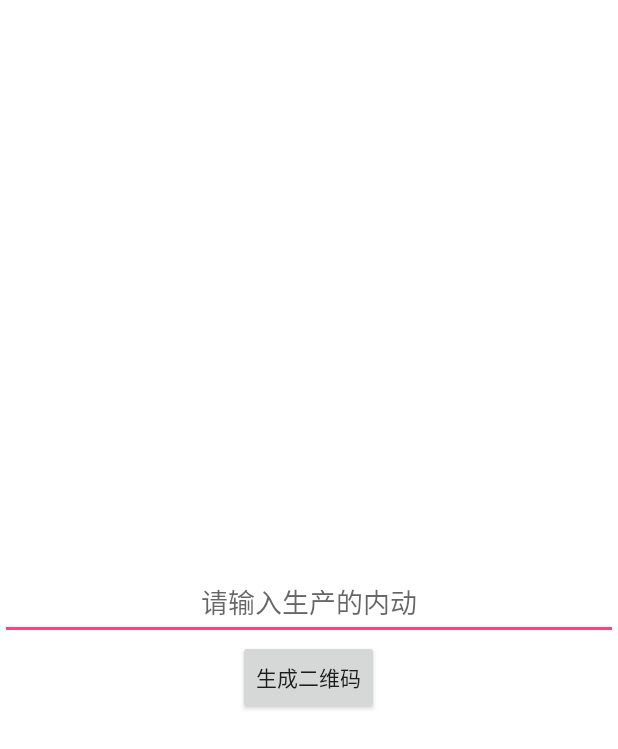
After one commit to hqx1990/AndroidDevelopmentArtExplo, an Android app: the GenerateTheQrCodeActivity screen opened directly, with no data from a screen before it, on a phone screen of 412 x 824 dp. The commit adds this screen. Shown: the top 749 px of the screen. Run offline under Robolectric (Android 15) with nearby library versions, the phone set to English and light mode, and no system bars; libraries missing offline, so code that uses them is left out: com.zy.logcat; network calls fail; pictures from the network do not load.

Commit message:
zxing 添加二维码生成功能

```diff
--- a/app/build.gradle
+++ b/app/build.gradle
@@ -133,6 +133,6 @@ dependencies {
     //LogcatView 一款可以在手机中打开logcat控制台  https://github.com/SHPDZY/LogCatDialog#logcatview
     implementation 'com.github.SHPDZY:LogCatDialog:1.0.2'
     //二维码识别
-    implementation 'com.google.zxing:core:3.3.2'
+    implementation 'com.google.zxing:core:3.3.3'
 
 }
--- a/app/src/main/AndroidManifest.xml
+++ b/app/src/main/AndroidManifest.xml
@@ -75,6 +75,8 @@
         <activity android:name="com.bestvike.androiddevelopmentartexploration.liveData.LiveDataActivity"/>
         <!--扫描二维码，识别相册中的二维码-->
         <activity android:name="com.bestvike.androiddevelopmentartexploration.zxing.activity.SweepTheVardActivity"/>
+         <!--生成二维码页面-->
+        <activity android:name="com.bestvike.androiddevelopmentartexploration.zxing.activity.GenerateTheQrCodeActivity"/>
 
         <activity android:name="com.bestvike.androiddevelopmentartexploration.xg.MyXGActivity"/>
 
--- /dev/null
+++ b/app/src/main/java/com/bestvike/androiddevelopmentartexploration/zxing/activity/GenerateTheQrCodeActivity.java
@@ -0,0 +1,80 @@
+package com.bestvike.androiddevelopmentartexploration.zxing.activity;
+
+import android.graphics.Bitmap;
+import android.os.Bundle;
+import android.support.annotation.Nullable;
+import android.view.View;
+import android.widget.EditText;
+import android.widget.ImageView;
+
+import com.bestvike.androiddevelopmentartexploration.R;
+import com.example.beaselibrary.base.BaseActivity;
+import com.example.beaselibrary.util.CheckUtil;
+import com.example.beaselibrary.util.Logger;
+import com.google.zxing.BarcodeFormat;
+import com.google.zxing.MultiFormatWriter;
+import com.google.zxing.common.BitMatrix;
+
+/**
+ * 生成二维码
+ * hqx
+ */
+public class GenerateTheQrCodeActivity extends BaseActivity {
+    @Override
+    protected void destroyPresenter() {
+
+    }
+
+    private ImageView imageView;
+    private EditText editText;
+
+    @Override
+    protected void onCreate(@Nullable Bundle savedInstanceState) {
+        super.onCreate(savedInstanceState);
+        setContentView(R.layout.generate_the_code_activity);
+        findView();
+    }
+
+    private void findView(){
+        imageView = findViewById(R.id.imageView);
+        editText = findViewById(R.id.editText);
+        findViewById(R.id.button).setOnClickListener(this);
+
+    }
+
+    @Override
+    public void onClick(View view) {
+
+        String url = editText.getText().toString().trim();
+        try {
+            Bitmap bitmap = createQRCode(url);
+            imageView.setImageBitmap(bitmap);
+
+        }catch (Exception e){
+            Logger.e("Exception",e.toString());
+        }
+    }
+    public static Bitmap createQRCode(String url) throws Exception {
+
+        if(CheckUtil.getInstance().isEmpty(url)){
+            return null;
+        }
+        // 生成二维矩阵,编码时指定大小,不要生成了图片以后再进行缩放,这样会模糊导致识别失败
+        BitMatrix matrix = new MultiFormatWriter().encode(url, BarcodeFormat.QR_CODE, 300, 300);
+        int width = matrix.getWidth();
+        int height = matrix.getHeight();
+
+        // 二维矩阵转为一维像素数组,也就是一直横着排了
+        int[] pixels = new int[width * height];
+        for (int y = 0; y < height; y++) {
+            for (int x = 0; x < width; x++) {
+                if (matrix.get(x, y)) {
+                    pixels[y * width + x] = 0xff000000;
+                }
+            }
+        }
+        Bitmap bitmap = Bitmap.createBitmap(width, height, Bitmap.Config.ARGB_8888);
+        bitmap.setPixels(pixels, 0, width, 0, 0, width, height);
+        return bitmap;
+    }
+}
--- a/app/src/main/java/com/bestvike/androiddevelopmentartexploration/zxing/activity/ZXingActivity.java
+++ b/app/src/main/java/com/bestvike/androiddevelopmentartexploration/zxing/activity/ZXingActivity.java
@@ -76,6 +76,7 @@ public class ZXingActivity extends BaseActivity  implements SurfaceHolder.Callba
 
     private void findview(){
         findViewById(R.id.btn_album).setOnClickListener(this);
+        findViewById(R.id.btGenerateTheQrCode).setOnClickListener(this);//点击生产二维码
 
         viewfinderView = findViewById(R.id.viewfinder_content);
         btnFlash =  findViewById(R.id.btn_flash);
@@ -133,6 +134,11 @@ public class ZXingActivity extends BaseActivity  implements SurfaceHolder.Callba
                 }catch (Exception e){
                     e.printStackTrace();
                 }
+                break;
+
+            case R.id.btGenerateTheQrCode:
+                //生成二维码
+                toActivity(GenerateTheQrCodeActivity.class);
                 break;
         }
     }
--- /dev/null
+++ b/app/src/main/res/layout/generate_the_code_activity.xml
@@ -0,0 +1,34 @@
+<?xml version="1.0" encoding="utf-8"?>
+<LinearLayout xmlns:android="http://schemas.android.com/apk/res/android"
+    android:layout_width="match_parent"
+    android:layout_height="match_parent"
+    android:orientation="vertical"
+    android:background="@color/white"
+    android:gravity="center"
+    >
+
+    <ImageView
+        android:id="@+id/imageView"
+        android:layout_width="wrap_content"
+        android:layout_height="wrap_content"
+        />
+
+    <EditText
+        android:id="@+id/editText"
+        android:layout_width="match_parent"
+        android:layout_height="50dp"
+        android:hint="请输入生产的内动"
+        android:gravity="center"
+        android:layout_marginTop="30dp"
+        />
+
+    <Button
+        android:id="@+id/button"
+        android:layout_width="wrap_content"
+        android:layout_height="50dp"
+        android:gravity="center"
+        android:text="生成二维码"
+        />
+
+
+</LinearLayout>
```
Also changed, not shown: app/src/main/res/layout/zxing_activity.xml (+10 -1 lines).
